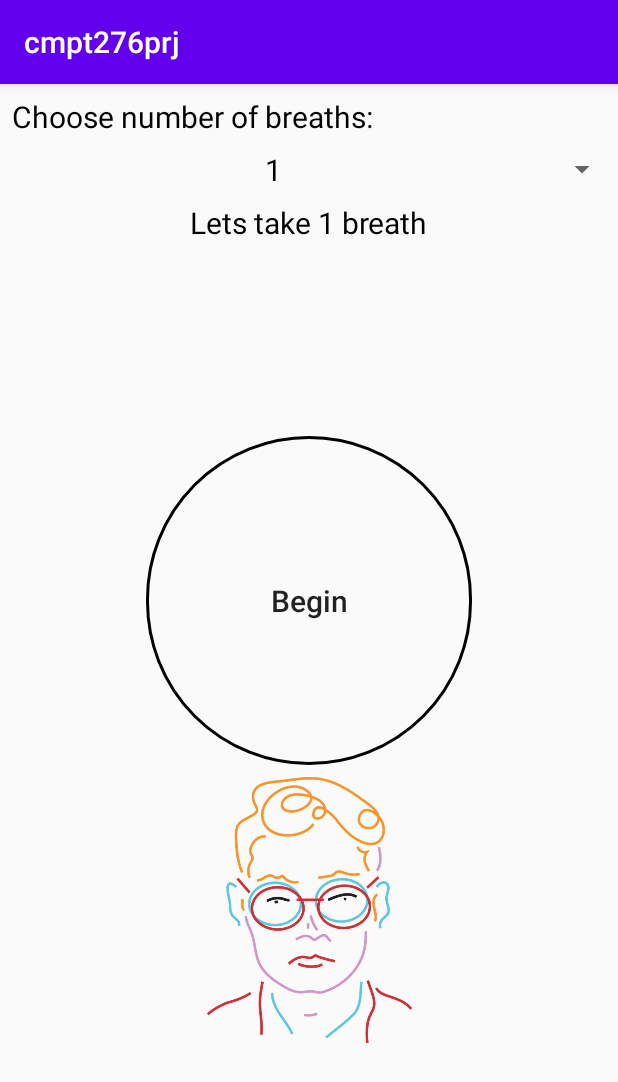
After one commit to IvanPavlyk/parent_help_app, an Android app: the TakeBreathActivity screen opened directly, with no data from a screen before it, on a phone screen of 412 x 824 dp. The commit adds this screen. Shown: the top 1082 px of the screen. Run offline under Robolectric (Android 15) with nearby library versions, the phone set to English and light mode, and no system bars.

Commit message:
Added the TakeBreathActivity and corresponding button to the MainActivity, implemented In state a bit, some additional work still required.

```diff
--- a/app/src/main/AndroidManifest.xml
+++ b/app/src/main/AndroidManifest.xml
@@ -12,6 +12,7 @@
         android:supportsRtl="true"
         android:theme="@style/AppTheme"
         tools:ignore="AllowBackup">
+        <activity android:name=".ui.TakeBreathActivity"></activity>
         <activity android:name=".ui.HelpActivity" />
         <activity android:name=".ui.ChooseNextFlipActivity" />
         <activity
@@ -19,8 +20,7 @@
             android:parentActivityName=".ui.ManageChildrenActivity" />
         <activity
             android:name=".ui.DeleteTaskActivity"
-            android:parentActivityName=".ui.WhoseTurnActivity">
-        </activity>
+            android:parentActivityName=".ui.WhoseTurnActivity"></activity>
         <activity
             android:name=".ui.EditTaskActivity"
             android:parentActivityName=".ui.WhoseTurnActivity" />
--- /dev/null
+++ b/app/src/main/java/ca/cmpt276/prj/ui/TakeBreathActivity.java
@@ -0,0 +1,207 @@
+package ca.cmpt276.prj.ui;
+
+import androidx.appcompat.app.AppCompatActivity;
+
+import android.animation.ArgbEvaluator;
+import android.animation.ObjectAnimator;
+import android.animation.ValueAnimator;
+import android.annotation.SuppressLint;
+import android.content.Context;
+import android.content.Intent;
+import android.os.Bundle;
+import android.view.MotionEvent;
+import android.view.View;
+import android.view.animation.Animation;
+import android.view.animation.ScaleAnimation;
+import android.widget.AdapterView;
+import android.widget.ArrayAdapter;
+import android.widget.Button;
+import android.widget.ImageView;
+import android.widget.Spinner;
+import android.widget.TextView;
+import android.widget.Toast;
+
+import ca.cmpt276.prj.R;
+
+public class TakeBreathActivity extends AppCompatActivity {
+    private Spinner spinner;
+    private int numberOfBreaths;
+    private State currentState = new IdleState();
+    private final State inhaleState = new InhaleState();
+    private final State inhalePressedState = new InhalePressedState();
+    private final State exhaleState = new ExhaleState();
+    private ImageView imageAnimated;
+    private boolean pressed = false;
+
+    private abstract class State{
+        void handleButtonPress(){}
+        void handleEnter(){}
+        void handleExit(){}
+    }
+
+    @Override
+    protected void onCreate(Bundle savedInstanceState) {
+        super.onCreate(savedInstanceState);
+        setContentView(R.layout.activity_take_breath);
+        initializeSpinner();
+        initializeHeading();
+        initializeImageView();
+        setUpButtons();
+    }
+
+    private void initializeImageView() {
+        imageAnimated = findViewById(R.id.imageViewAnimated);
+    }
+
+    @SuppressLint("ClickableViewAccessibility")
+    private void setUpButtons() {
+        Button btnBreath = findViewById(R.id.btnBreathing);
+        /*btnBreath.setOnClickListener(new View.OnClickListener() {
+            @Override
+            public void onClick(View view) {
+                currentState.handleButtonPress();
+            }
+        });*/
+        btnBreath.setOnTouchListener(new View.OnTouchListener() {
+            @Override
+            public boolean onTouch(View view, MotionEvent motionEvent) {
+                if(motionEvent.getAction() == MotionEvent.ACTION_DOWN) {
+                    currentState.handleButtonPress();
+                } else if (motionEvent.getAction() == MotionEvent.ACTION_UP) {
+                    imageAnimated.clearAnimation();
+                    pressed = false;
+                    //currentState.handleExit();
+                }
+
+                return true;
+            }
+        });
+    }
+
+    @SuppressLint("SetTextI18n")
+    private void initializeHeading() {
+        TextView tvHeading = findViewById(R.id.textViewLetsTake);
+        numberOfBreaths = Integer.parseInt(spinner.getSelectedItem().toString());
+        if(numberOfBreaths == 1){
+            tvHeading.setText("Lets take " + numberOfBreaths + " breath");
+        }
+        else{
+            tvHeading.setText("Lets take " + numberOfBreaths + " breaths");
+        }
+    }
+
+    private void initializeSpinner() {
+        spinner = findViewById(R.id.spinnerList);
+        ArrayAdapter<String> adapter = new ArrayAdapter<String>(TakeBreathActivity.this,
+                R.layout.spinner_item_layout,
+                getResources().getStringArray(R.array.spinner_items));
+        adapter.setDropDownViewResource(R.layout.spinner_item_layout);
+        spinner.setAdapter(adapter);
+        spinner.setOnItemSelectedListener(new AdapterView.OnItemSelectedListener() {
+            @Override
+            public void onItemSelected(AdapterView<?> adapterView, View view, int i, long l) {
+                initializeHeading();
+            }
+
+            @Override
+            public void onNothingSelected(AdapterView<?> adapterView) {
+
+            }
+        });
+    }
+
+    public static Intent makeIntent(Context context){
+        return new Intent(context, TakeBreathActivity.class);
+    }
+
+    private class InhaleState extends State {
+        @Override
+        void handleButtonPress() {
+            setState(inhalePressedState);
+        }
+
+        @Override
+        void handleEnter() {
+            Button btn = (Button) findViewById(R.id.btnBreathing);
+            btn.setText("In");
+            Toast.makeText(TakeBreathActivity.this, "Inhale and hold the In button!", Toast.LENGTH_SHORT).show();
+        }
+    }
+
+    private class ExhaleState extends State {
+
+    }
+
+    private void setState(State newState){
+        currentState = newState;
+        currentState.handleEnter();
+    }
+
+    private class IdleState extends State {
+        @Override
+        void handleButtonPress() {
+            setState(inhalePressedState);
+        }
+    }
+
+    private class InhalePressedState extends State {
+        @Override
+        void handleEnter() {
+            //Toast.makeText(TakeBreathActivity.this, "Entered InhalePressed", Toast.LENGTH_SHORT).show();
+            Button btn = (Button) findViewById(R.id.btnBreathing);
+            btn.setText("In");
+            Toast.makeText(TakeBreathActivity.this, "Inhale and hold the In button!", Toast.LENGTH_SHORT).show();
+        }
+
+        @SuppressLint("ClickableViewAccessibility")
+        @Override
+        void handleButtonPress() {
+            if(!pressed){
+                Toast.makeText(TakeBreathActivity.this, "KEKW", Toast.LENGTH_SHORT).show();
+                startColorAnimation(imageAnimated);
+                pressed = true;
+            }
+            /*Button btnAnimation = findViewById(R.id.btnBreathing);
+            btnAnimation.setOnTouchListener(new View.OnTouchListener() {
+                @Override
+                public boolean onTouch(View view, MotionEvent motionEvent) {
+                    if(motionEvent.getAction() == MotionEvent.ACTION_DOWN) {
+                        if(!pressed){
+                            startColorAnimation(imageAnimated);
+                            pressed = true;
+                        }
+                    } else if (motionEvent.getAction() == MotionEvent.ACTION_UP) {
+                        imageAnimated.clearAnimation();
+                        setState(inhaleState);
+                    }
+
+                    return true;
+                }
+            });*/
+            //startColorAnimation(imageAnimated);
+        }
+
+        @Override
+        void handleExit() {
+            pressed = false;
+            setState(inhaleState);
+        }
+    }
+    private void startColorAnimation(View view){
+        /*int colorStart = view.getSolidColor();
+        int colorEnd = 0x00ff00;
+        ValueAnimator colorAnim = ObjectAnimator.ofInt(view,
+                "backgroundColor",
+                colorStart,
+                colorEnd);
+        colorAnim.setDuration(3000);
+        colorAnim.setEvaluator(new ArgbEvaluator());
+        colorAnim.setRepeatCount(1);
+        colorAnim.start();*/
+        ScaleAnimation fade_in =  new ScaleAnimation(0f, 1f, 0f, 1f,
+                Animation.RELATIVE_TO_SELF, 0.5f, Animation.RELATIVE_TO_SELF, 0.5f);
+        fade_in.setDuration(3000);     // animation duration in milliseconds
+        fade_in.setFillAfter(true);    // If fillAfter is true, the transformation that this animation performed will persist when it is finished.
+        view.startAnimation(fade_in);
+    }
+}
--- /dev/null
+++ b/app/src/main/res/drawable/circle_view_breath_button.xml
@@ -0,0 +1,5 @@
+<?xml version="1.0" encoding="utf-8"?>
+<shape xmlns:android="http://schemas.android.com/apk/res/android" android:shape="rectangle">
+    <stroke android:color="#000000" android:width="2dp"/>
+    <corners android:radius="999dp"/>
+</shape>
--- /dev/null
+++ b/app/src/main/res/layout/activity_take_breath.xml
@@ -0,0 +1,67 @@
+<?xml version="1.0" encoding="utf-8"?>
+<androidx.constraintlayout.widget.ConstraintLayout xmlns:android="http://schemas.android.com/apk/res/android"
+    xmlns:app="http://schemas.android.com/apk/res-auto"
+    xmlns:tools="http://schemas.android.com/tools"
+    android:layout_width="match_parent"
+    android:layout_height="match_parent"
+    tools:context=".ui.TakeBreathActivity">
+
+    <TextView
+        android:id="@+id/textViewNumberBreaths"
+        android:layout_width="wrap_content"
+        android:layout_height="wrap_content"
+        android:layout_marginStart="8dp"
+        android:layout_marginTop="8dp"
+        android:text="@string/choose_number_of_breaths_tv"
+        android:textColor="#000000"
+        android:textSize="20sp"
+        app:layout_constraintStart_toStartOf="parent"
+        app:layout_constraintTop_toTopOf="parent" />
+
+    <Spinner
+        android:id="@+id/spinnerList"
+        android:layout_width="match_parent"
+        android:layout_height="wrap_content"
+        android:layout_marginTop="8dp"
+        android:gravity="center_vertical"
+        app:layout_constraintEnd_toEndOf="parent"
+        app:layout_constraintStart_toStartOf="parent"
+        app:layout_constraintTop_toBottomOf="@+id/textViewNumberBreaths" />
+
+    <TextView
+        android:id="@+id/textViewLetsTake"
+        android:layout_width="wrap_content"
+        android:layout_height="wrap_content"
+        android:layout_marginTop="8dp"
+        android:text="@string/lets_take_n_number_of_breaths"
+        android:textColor="#000000"
+        android:textSize="20sp"
+        app:layout_constraintEnd_toEndOf="parent"
+        app:layout_constraintStart_toStartOf="parent"
+        app:layout_constraintTop_toBottomOf="@+id/spinnerList" />
+
+    <Button
+        android:id="@+id/btnBreathing"
+        android:layout_width="217dp"
+        android:layout_height="219dp"
+        android:background="@drawable/circle_view_breath_button"
+        android:text="@string/begin_button_text"
+        android:textAllCaps="false"
+        android:textSize="20sp"
+        app:layout_constraintBottom_toBottomOf="parent"
+        app:layout_constraintEnd_toEndOf="parent"
+        app:layout_constraintStart_toStartOf="parent"
+        app:layout_constraintTop_toBottomOf="@+id/textViewLetsTake"
+        app:layout_constraintVertical_bias="0.29" />
+
+    <ImageView
+        android:id="@+id/imageViewAnimated"
+        android:layout_width="186dp"
+        android:layout_height="177dp"
+        android:layout_marginTop="8dp"
+        app:layout_constraintEnd_toEndOf="parent"
+        app:layout_constraintStart_toStartOf="parent"
+        app:layout_constraintTop_toBottomOf="@+id/btnBreathing"
+        app:srcCompat="@drawable/default_portrait" />
+
+</androidx.constraintlayout.widget.ConstraintLayout>
--- /dev/null
+++ b/app/src/main/res/layout/spinner_item_layout.xml
@@ -0,0 +1,7 @@
+<?xml version="1.0" encoding="utf-8"?>
+<TextView xmlns:android="http://schemas.android.com/apk/res/android"
+    android:layout_height="fill_parent"
+    android:layout_width="fill_parent"
+    android:gravity="center"
+    android:textColor="#000000"
+    android:textSize="20sp"/>
--- a/app/src/main/res/values/strings.xml
+++ b/app/src/main/res/values/strings.xml
@@ -79,4 +79,20 @@
     <string name="description_of_task">Description of Task</string>
     <string name="view">View</string>
     <string name="task_holder_name">Task Holder Name</string>
+    <string name="take_breath_button_text">Take Breath</string>
+    <string name="choose_number_of_breaths_tv">Choose number of breaths:</string>
+    <string name="lets_take_n_number_of_breaths">Lets Take N number of breaths</string>
+    <string name="begin_button_text">Begin</string>
+    <string-array name="spinner_items">
+        <item>1</item>
+        <item>2</item>
+        <item>3</item>
+        <item>4</item>
+        <item>5</item>
+        <item>6</item>
+        <item>7</item>
+        <item>8</item>
+        <item>9</item>
+        <item>10</item>
+    </string-array>
 </resources>
```
Also changed, not shown: app/src/main/java/ca/cmpt276/prj/ui/MainActivity.java (+12 -0 lines), app/src/main/res/layout/activity_main.xml (+14 -0 lines).
